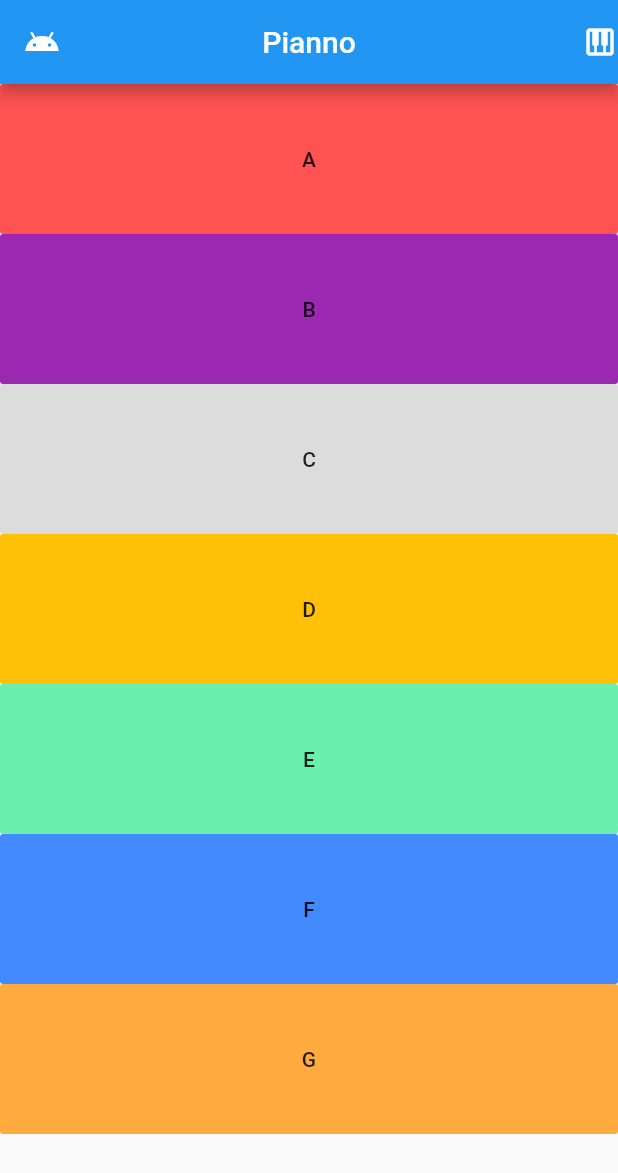
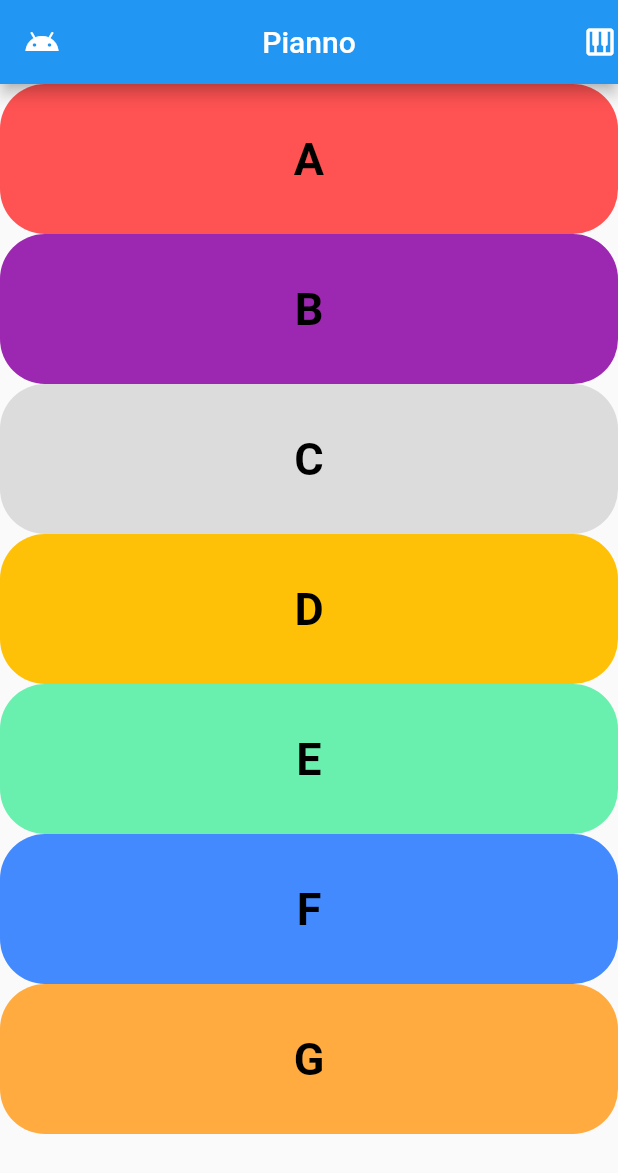
Before and after one commit to SazidKhandaker/Pianno, a Flutter app: the screen it shows after launch, on a phone screen of 412 x 824 dp. Shown: the top 1173 px of the screen. Run offline on Flutter 3.47's test engine with Material 2 defaults, Android fonts, the phone set to English and light mode, and no system bars; our stand-ins replace audioplayers.

Commit message:
Add project docomentation and change button

```diff
--- a/lib/main.dart
+++ b/lib/main.dart
@@ -10,14 +10,29 @@ class MyApp extends StatelessWidget {
   final AudioPlayer player = AudioPlayer();
   Widget Soundbutton(
       {required Color color, required String x, required int nodenumber}) {
-    return FlatButton(
-        child: Text('$x'),
+    return Container(
         height: 100,
-        color: color,
-        onPressed: () {
-          player.play(AssetSource('note$nodenumber.wav'));
-          //  print('note$nodenumber.wav');
-        });
+        width: double.infinity,
+        decoration: BoxDecoration(
+          borderRadius: BorderRadius.circular(30.0),
+          color: color,
+        ),
+        child: TextButton(
+            child: Text(
+              '$x',
+              style: TextStyle(
+                  fontSize: 30,
+                  fontWeight: FontWeight.bold,
+                  color: Colors.black),
+            ),
+            onPressed: () {
+              player.play(AssetSource('note$nodenumber.wav'));
+            })
+        // onPressed: () {
+        //   player.play(AssetSource('note$nodenumber.wav'));
+        //  print('note$nodenumber.wav');
+        // });
+        );
   }
 
   @override
```
Also changed, not shown: pubspec.lock, 1 other file.
